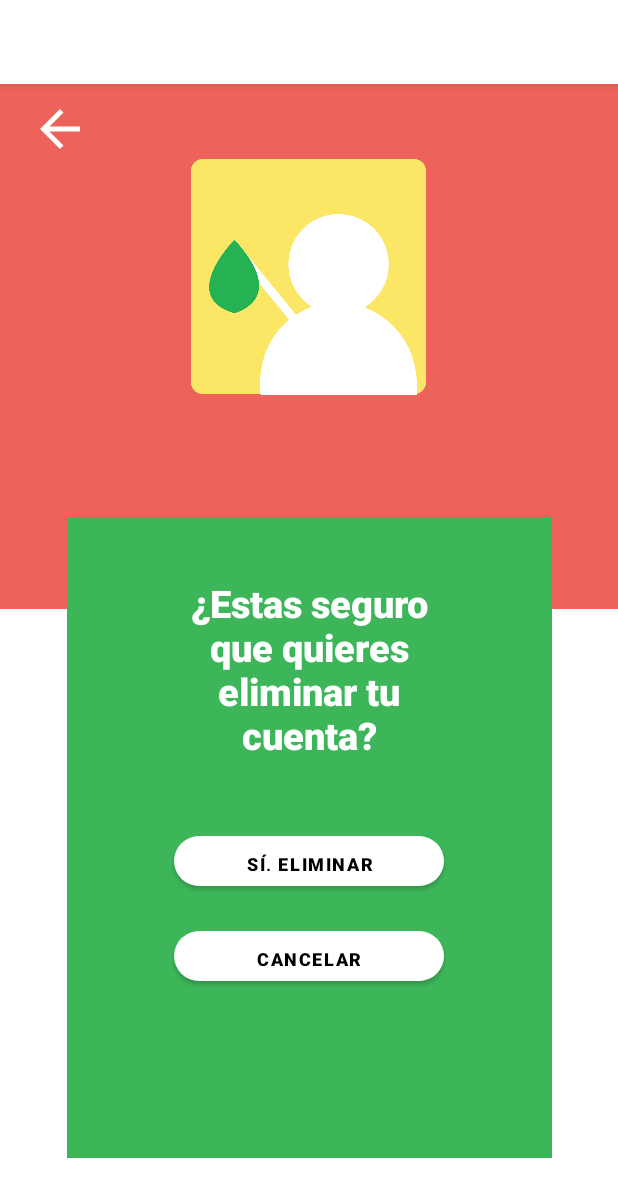
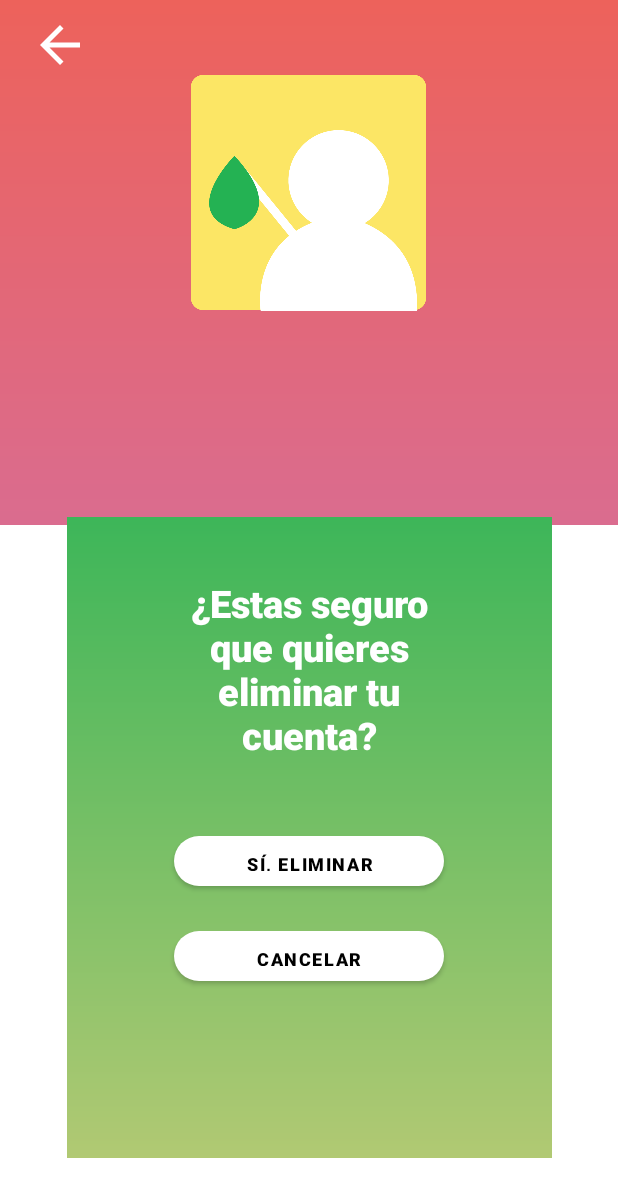
Before and after one commit to MechanicalPuppet/Foran, an Android app: the DeleteProfileActivity screen opened directly, with no data from a screen before it, on a phone screen of 412 x 824 dp. Shown: the top 1197 px of the screen. Run offline under Robolectric (Android 15) with nearby library versions, the phone set to English and light mode, and no system bars.

Commit message:
Integración de gradientes. Corregido botones eliminar cuenta.

```diff
--- a/app/src/main/AndroidManifest.xml
+++ b/app/src/main/AndroidManifest.xml
@@ -8,11 +8,10 @@
         android:label="@string/app_name"
         android:roundIcon="@mipmap/ic_launcher_round"
         android:supportsRtl="true"
-        android:theme="@style/Theme.Foran">
+        android:theme="@style/Theme.Foran.NoActionBar">
         <activity android:name=".DeleteProfileActivity"></activity>
         <activity android:name=".ForumPosts" />
         <activity android:name=".ForumActivity" />
-        <activity android:name=".RecipeDetail" />
         <activity android:name=".DetailRecipe" />
         <activity android:name=".RecipesActivity" />
 
@@ -35,7 +34,7 @@
         <activity android:name=".LoadingActivity">
             <intent-filter>
                 <action android:name="android.intent.action.MAIN" />
-
+                <category android:name="android.intent.category.LAUNCHER" />
                 <category android:name="android.intent.category.LAUNCHER" />
             </intent-filter>
         </activity>
--- a/app/src/main/java/hernandez/brandon/foran/DeleteProfileActivity.kt
+++ b/app/src/main/java/hernandez/brandon/foran/DeleteProfileActivity.kt
@@ -3,6 +3,7 @@ package hernandez.brandon.foran
 import android.content.Intent
 import androidx.appcompat.app.AppCompatActivity
 import android.os.Bundle
+import android.widget.Button
 import android.widget.ImageView
 
 class DeleteProfileActivity : AppCompatActivity() {
@@ -11,10 +12,23 @@ class DeleteProfileActivity : AppCompatActivity() {
         setContentView(R.layout.activity_delete_profile)
 
         var imgback: ImageView = findViewById(R.id.backMenu)
+        var btnEliminar: Button = findViewById(R.id.btnEliminarTuCuenta)
+        var btnCancelar: Button = findViewById(R.id.btnCancelarCuenta)
 
         imgback.setOnClickListener {
             var intent: Intent = Intent(this, ProfileActivity::class.java)
             startActivity(intent)
         }
+
+        btnEliminar.setOnClickListener {
+            var intent: Intent = Intent(this, LoginActivity::class.java)
+            startActivity(intent)
+        }
+
+        btnCancelar.setOnClickListener {
+            var intent: Intent = Intent(this, ProfileActivity::class.java)
+            startActivity(intent)
+
+        }
     }
 }
--- a/app/src/main/res/layout/activity_delete_profile.xml
+++ b/app/src/main/res/layout/activity_delete_profile.xml
@@ -11,7 +11,7 @@
     <LinearLayout
         android:layout_width="match_parent"
         android:layout_height="350dp"
-        android:background="@color/salmon"
+        android:background="@drawable/second_gradient"
         android:orientation="vertical"
         app:layout_constraintEnd_toEndOf="parent"
         app:layout_constraintStart_toStartOf="parent"
@@ -41,7 +41,7 @@
         android:layout_width="323dp"
         android:layout_height="427dp"
         android:layout_marginBottom="52dp"
-        android:background="@color/verdeLimoncito"
+        android:background="@drawable/gradient"
         android:orientation="vertical"
         app:layout_constraintBottom_toBottomOf="parent"
         app:layout_constraintEnd_toEndOf="parent"
@@ -59,7 +59,7 @@
             android:textSize="25dp" />
 
         <Button
-            android:id="@+id/btnEliminar"
+            android:id="@+id/btnEliminarTuCuenta"
             android:layout_width="180dp"
             android:layout_height="33dp"
             android:layout_gravity="center"
@@ -71,7 +71,7 @@
             android:textColor="@color/black" />
 
         <Button
-            android:id="@+id/btnCancelar"
+            android:id="@+id/btnCancelarCuenta"
             android:layout_width="180dp"
             android:layout_height="33dp"
             android:layout_gravity="center"
--- a/app/src/main/res/layout/activity_forum.xml
+++ b/app/src/main/res/layout/activity_forum.xml
@@ -46,19 +46,19 @@
         android:layout_width="330dp"
         android:layout_height="600dp"
         android:layout_gravity="center"
-        android:background="@color/salmon"
+        android:background="@drawable/second_gradient"
         android:orientation="vertical">
 
         <TextView
             android:layout_width="153dp"
             android:layout_height="wrap_content"
+            android:layout_gravity="center"
             android:layout_marginTop="10dp"
             android:gravity="center"
-            android:layout_gravity="center"
             android:text="Foro entre compas"
             android:textColor="@color/white"
             android:textSize="30dp"
-            android:textStyle="bold"/>
+            android:textStyle="bold" />
 
         <GridLayout
             android:layout_width="370dp"
--- a/app/src/main/res/layout/activity_forum_posts.xml
+++ b/app/src/main/res/layout/activity_forum_posts.xml
@@ -47,7 +47,7 @@
         android:layout_width="330dp"
         android:layout_height="600dp"
         android:layout_gravity="center"
-        android:background="@color/salmon"
+        android:background="@drawable/second_gradient"
         android:orientation="vertical">
 
         <GridLayout
--- a/app/src/main/res/layout/activity_menu.xml
+++ b/app/src/main/res/layout/activity_menu.xml
@@ -30,7 +30,7 @@
         android:layout_height="600dp"
         android:layout_gravity="center"
         android:layout_marginTop="20dp"
-        android:background="@color/verdeLimoncito"
+        android:background="@drawable/gradient"
         android:orientation="vertical">
 
         <TextView
--- a/app/src/main/res/layout/activity_profile.xml
+++ b/app/src/main/res/layout/activity_profile.xml
@@ -11,7 +11,7 @@
     <LinearLayout
         android:layout_width="match_parent"
         android:layout_height="350dp"
-        android:background="@color/salmon"
+        android:background="@drawable/second_gradient"
         android:orientation="vertical"
         app:layout_constraintEnd_toEndOf="parent"
         app:layout_constraintStart_toStartOf="parent"
@@ -55,7 +55,7 @@
         android:layout_width="323dp"
         android:layout_height="427dp"
         android:layout_marginBottom="52dp"
-        android:background="@color/verdeLimoncito"
+        android:background="@drawable/gradient"
         android:orientation="vertical"
         app:layout_constraintBottom_toBottomOf="parent"
         app:layout_constraintEnd_toEndOf="parent"
--- a/app/src/main/res/layout/activity_recipes_details.xml
+++ b/app/src/main/res/layout/activity_recipes_details.xml
@@ -47,7 +47,7 @@
         android:layout_width="330dp"
         android:layout_height="651dp"
         android:layout_gravity="center"
-        android:background="@color/verdeLimoncito"
+        android:background="@drawable/gradient"
         android:orientation="vertical">
 
         <TextView
--- a/app/src/main/res/layout/activity_transport.xml
+++ b/app/src/main/res/layout/activity_transport.xml
@@ -48,7 +48,7 @@
         android:layout_height="600dp"
         android:layout_gravity="center"
         android:layout_marginTop="20dp"
-        android:background="@color/salmon"
+        android:background="@drawable/second_gradient"
         android:orientation="vertical">
 
         <TextView
--- a/app/src/main/res/layout/activity_ubication.xml
+++ b/app/src/main/res/layout/activity_ubication.xml
@@ -121,7 +121,7 @@
         android:layout_height="300dp"
         android:layout_gravity="center"
         android:layout_marginTop="30dp"
-        android:background="@color/salmon"
+        android:background="@drawable/second_gradient"
         android:orientation="vertical">
 
         <ImageView
--- a/app/src/main/res/layout/loading_activity.xml
+++ b/app/src/main/res/layout/loading_activity.xml
@@ -32,8 +32,8 @@
         android:textSize="30dp"
         app:layout_constraintBottom_toBottomOf="parent"
         app:layout_constraintTop_toBottomOf="@+id/imgLoading"
-        app:layout_constraintVertical_bias="0.052"
-        tools:layout_editor_absoluteX="0dp" />
+        app:layout_constraintVertical_bias="0.0"
+        tools:layout_editor_absoluteX="84dp" />
 
     <ImageView
         android:id="@+id/imageView3"
@@ -76,6 +76,7 @@
         android:layout_marginBottom="36dp"
         app:layout_constraintBottom_toTopOf="@+id/imgLoading"
         app:layout_constraintEnd_toStartOf="@+id/imageView3"
+
         app:srcCompat="@drawable/round_icon2" />
 
 </androidx.constraintlayout.widget.ConstraintLayout>
```
